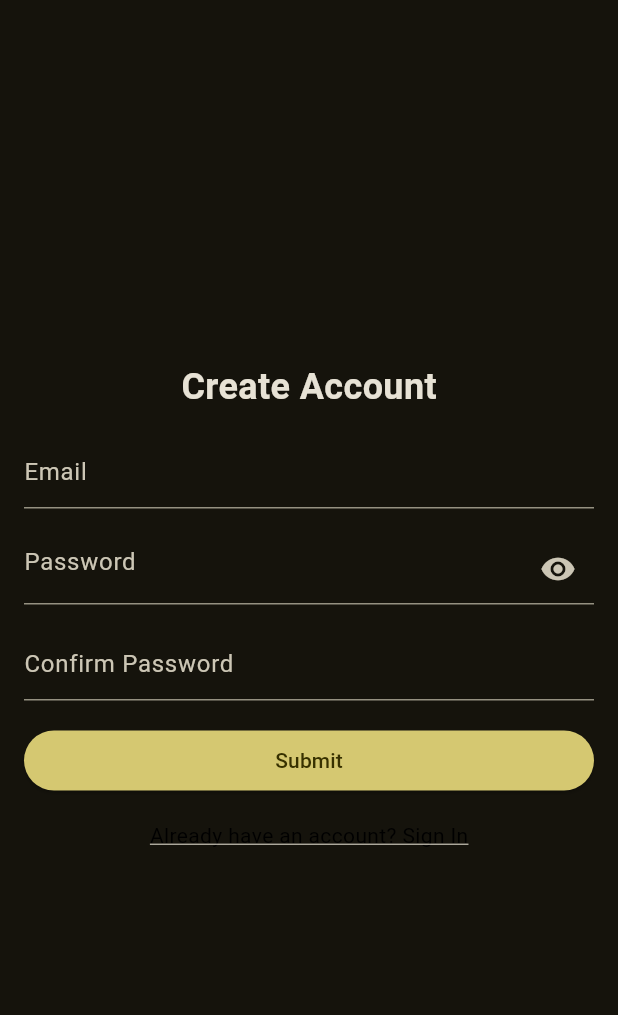
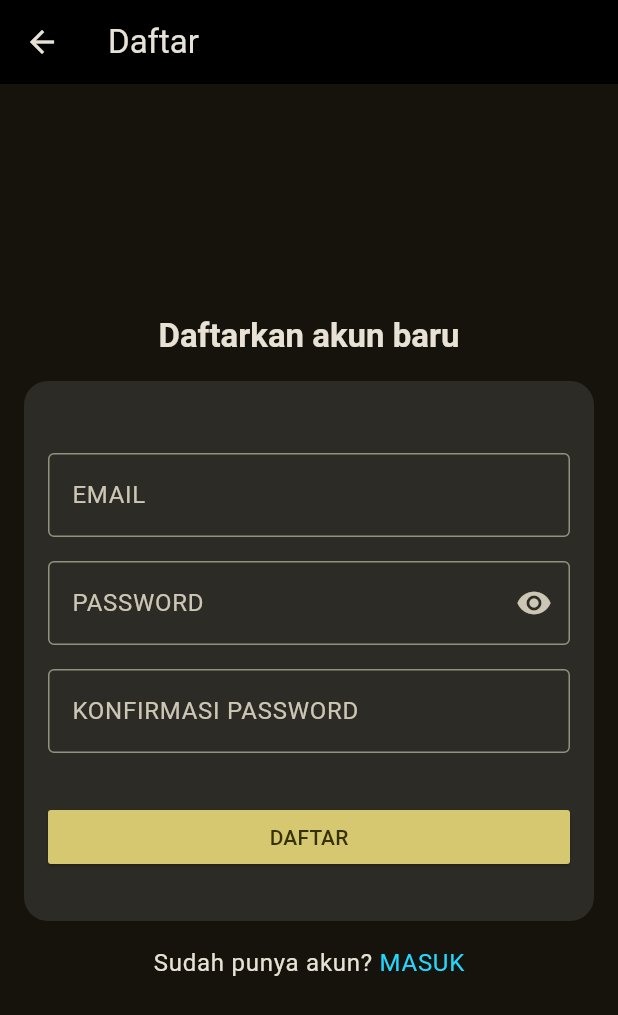
Before and after one commit to Khusyasy/Indrieye, a Flutter app: the RegisterPage screen opened by its route, on a phone screen of 412 x 824 dp. Shown: the top 1015 px of the screen. Run offline on Flutter 3.47's test engine with Material 3 defaults, Android fonts, the phone set to English and light mode, and no system bars; our stand-ins replace camera, firebase_auth, firebase_core; missing offline and left inert: accessibility_tools, flutter_tflite; accounts and stored records are empty.

Commit message:
feat: add ui, splash, landing. fix ui,login, register

```diff
--- a/lib/pages/profile_page.dart
+++ b/lib/pages/profile_page.dart
@@ -34,7 +34,7 @@ class ProfilePage extends StatelessWidget {
               await FirebaseAuth.instance.signOut();
               if (context.mounted) {
                 Navigator.pushNamedAndRemoveUntil(
-                    context, '/login', (route) => false);
+                    context, '/landing', (route) => false);
               }
             },
           ),
--- a/lib/pages/register_page.dart
+++ b/lib/pages/register_page.dart
@@ -1,17 +1,56 @@
 import 'package:firebase_auth/firebase_auth.dart';
 import 'package:flutter/material.dart';
+import 'package:indrieye/theme.dart';
 
-class RegisterPage extends StatefulWidget {
+class RegisterPage extends StatelessWidget {
   const RegisterPage({Key? key}) : super(key: key);
 
   @override
-  State<RegisterPage> createState() => _RegisterPageState();
+  Widget build(BuildContext context) {
+    return Scaffold(
+      appBar: AppBar(
+        title: const Text('Daftar'),
+        backgroundColor: Theme.of(context).colorScheme.background,
+      ),
+      body: SafeArea(
+        child: Padding(
+          padding: const EdgeInsets.all(16.0),
+          child: Center(
+            child: SingleChildScrollView(
+              child: Column(
+                mainAxisAlignment: MainAxisAlignment.center,
+                children: [
+                  Text(
+                    'Daftarkan akun baru',
+                    style: Theme.of(context).textTheme.titleLarge?.copyWith(
+                          fontWeight: FontWeight.bold,
+                        ),
+                  ),
+                  const SizedBox(height: 16),
+                  const FormRegister(),
+                  const TextToMasuk(),
+                ],
+              ),
+            ),
+          ),
+        ),
+      ),
+    );
+  }
 }
 
-class _RegisterPageState extends State<RegisterPage> {
+class FormRegister extends StatefulWidget {
+  const FormRegister({Key? key}) : super(key: key);
+
+  @override
+  State<FormRegister> createState() => _FormRegisterState();
+}
+
+class _FormRegisterState extends State<FormRegister> {
   final _formKey = GlobalKey<FormState>();
   var _obscureText = true;
 
+  // final TextEditingController _namaController = TextEditingController();
   final TextEditingController _emailController = TextEditingController();
   final TextEditingController _passwordController = TextEditingController();
   final TextEditingController _cPasswordController = TextEditingController();
@@ -24,13 +63,15 @@ class _RegisterPageState extends State<RegisterPage> {
           password: _emailController.text,
         );
 
-        if (mounted) Navigator.pushReplacementNamed(context, '/home');
+        if (mounted) {
+          Navigator.pushNamedAndRemoveUntil(context, '/home', (route) => false);
+        }
       } on FirebaseAuthException catch (e) {
         if (e.code == 'weak-password') {
           if (mounted) {
             ScaffoldMessenger.of(context).showSnackBar(
               const SnackBar(
-                content: Text('The password provided is too weak.'),
+                content: Text('Password yang dimasukkan terlalu lemah.'),
               ),
             );
           }
@@ -38,7 +79,7 @@ class _RegisterPageState extends State<RegisterPage> {
           if (mounted) {
             ScaffoldMessenger.of(context).showSnackBar(
               const SnackBar(
-                content: Text('The account already exists for that email.'),
+                content: Text('Email sudah digunakan.'),
               ),
             );
           }
@@ -49,22 +90,37 @@ class _RegisterPageState extends State<RegisterPage> {
 
   @override
   Widget build(BuildContext context) {
-    return Scaffold(
-      body: SafeArea(
+    return Form(
+      key: _formKey,
+      child: Container(
+        decoration: BoxDecoration(
+          color: Colors.white.withOpacity(0.1),
+          borderRadius: BorderRadius.circular(16),
+        ),
         child: Padding(
-          padding: const EdgeInsets.all(16.0),
-          child: Form(
-            key: _formKey,
+          padding: const EdgeInsets.symmetric(
+            horizontal: 16,
+            vertical: 32,
+          ),
           child: Column(
             mainAxisAlignment: MainAxisAlignment.center,
-              children: <Widget>[
-                const Text(
-                  'Create Account',
-                  style: TextStyle(
-                    fontSize: 24,
-                    fontWeight: FontWeight.bold,
-                  ),
-                ),
+            children: [
+              // TextFormField(
+              //   controller: _namaController,
+              //   keyboardType: TextInputType.emailAddress,
+              //   textInputAction: TextInputAction.next,
+              //   validator: (value) {
+              //     if (value == null || value.isEmpty) {
+              //       return 'Masukkan nama';
+              //     }
+              //     return null;
+              //   },
+              //   decoration: const InputDecoration(
+              //     border: OutlineInputBorder(),
+              //     labelText: 'NAMA',
+              //     hintText: 'Masukkan nama-mu',
+              //   ),
+              // ),
               const SizedBox(height: 16),
               TextFormField(
                 controller: _emailController,
@@ -72,19 +128,21 @@ class _RegisterPageState extends State<RegisterPage> {
                 textInputAction: TextInputAction.next,
                 validator: (value) {
                   if (value == null || value.isEmpty) {
-                      return 'Please enter your email';
+                    return 'Masukkan email';
                   }
                   // https://stackoverflow.com/a/50663835/10599311
                   final bool emailValid = RegExp(
                           r"^[a-zA-Z0-9.a-zA-Z0-9.!#$%&'*+-/=?^_`{|}~]+@[a-zA-Z0-9]+\.[a-zA-Z]+")
                       .hasMatch(value);
                   if (!emailValid) {
-                      return 'Please enter a valid email';
+                    return 'Masukkan email yang valid';
                   }
                   return null;
                 },
                 decoration: const InputDecoration(
-                    hintText: 'Email',
+                  border: OutlineInputBorder(),
+                  labelText: 'EMAIL',
+                  hintText: 'Masukkan email-mu',
                 ),
               ),
               const SizedBox(height: 16),
@@ -97,12 +155,14 @@ class _RegisterPageState extends State<RegisterPage> {
                 autocorrect: false,
                 validator: (value) {
                   if (value == null || value.isEmpty) {
-                      return 'Please enter your password';
+                    return 'Masukkan password';
                   }
                   return null;
                 },
                 decoration: InputDecoration(
-                    hintText: 'Password',
+                  border: const OutlineInputBorder(),
+                  labelText: 'PASSWORD',
+                  hintText: 'Masukkan password-mu',
                   suffixIcon: IconButton(
                     onPressed: () {
                       setState(() {
@@ -125,50 +185,68 @@ class _RegisterPageState extends State<RegisterPage> {
                 autocorrect: false,
                 validator: (value) {
                   if (value == null || value.isEmpty) {
-                      return 'Please enter your password again';
+                    return 'Masukkan password kembali';
                   }
                   if (value != _passwordController.text) {
-                      return "Password doesn't match";
+                    return "Password tidak sama";
                   }
                   return null;
                 },
                 decoration: const InputDecoration(
-                    hintText: 'Confirm Password',
+                  border: OutlineInputBorder(),
+                  labelText: 'KONFIRMASI PASSWORD',
+                  hintText: 'Masukkan password-mu',
                 ),
               ),
-                const SizedBox(height: 16),
+              const SizedBox(height: 32),
               SizedBox(
                 width: double.infinity,
                 child: ElevatedButton(
                   onPressed: register,
-                    style: ElevatedButton.styleFrom(
-                      foregroundColor: Theme.of(context).colorScheme.onPrimary,
-                      backgroundColor: Theme.of(context).colorScheme.primary,
-                    ),
-                    child: const Text('Submit'),
+                  style: elevatedButtonStyle(context),
+                  child: const Text('DAFTAR'),
                 ),
               ),
-                Padding(
+            ],
+          ),
+        ),
+      ),
+    );
+  }
+}
+
+class TextToMasuk extends StatelessWidget {
+  const TextToMasuk({
+    super.key,
+  });
+
+  @override
+  Widget build(BuildContext context) {
+    return Padding(
       padding: const EdgeInsets.symmetric(
         vertical: 16.0,
         horizontal: 8.0,
       ),
       child: GestureDetector(
         onTap: () => Navigator.popAndPushNamed(context, "/login"),
-                    child: Text(
-                      "Already have an account? Sign In",
-                      style: TextStyle(
-                        decoration: TextDecoration.underline,
-                        color: Theme.of(context).primaryColorDark,
+        child: Text.rich(
+          textAlign: TextAlign.left,
+          TextSpan(
+            children: [
+              TextSpan(
+                text: 'Sudah punya akun? ',
+                style: Theme.of(context).textTheme.bodyLarge,
               ),
-                    ),
+              TextSpan(
+                text: 'MASUK',
+                style: Theme.of(context).textTheme.bodyLarge?.copyWith(
+                      color: const Color(0xFF24D7FF),
                     ),
               ),
             ],
           ),
         ),
       ),
-      ),
     );
   }
 }
--- /dev/null
+++ b/lib/theme.dart
@@ -0,0 +1,50 @@
+// ignore_for_file: deprecated_member_use
+
+import 'package:flutter/material.dart';
+
+ThemeData themeMain = ThemeData(
+  colorScheme: ColorScheme.fromSeed(
+    seedColor: const Color(0xFFFFE924),
+    brightness: Brightness.dark,
+    background: Colors.black,
+  ),
+  fontFamily: 'Roboto',
+);
+
+ButtonStyle elevatedButtonStyle(BuildContext context) {
+  return ElevatedButton.styleFrom(
+    onPrimary: Theme.of(context).colorScheme.onPrimary,
+    primary: Theme.of(context).colorScheme.primary,
+    minimumSize: const Size(88, 36),
+    padding: const EdgeInsets.symmetric(horizontal: 16),
+    shape: const RoundedRectangleBorder(
+      borderRadius: BorderRadius.all(Radius.circular(2)),
+    ),
+  );
+}
+
+ButtonStyle outlinedButtonStyle(BuildContext context) {
+  return OutlinedButton.styleFrom(
+    primary: Theme.of(context).colorScheme.primary,
+    minimumSize: const Size(88, 36),
+    padding: const EdgeInsets.symmetric(horizontal: 16),
+    shape: const RoundedRectangleBorder(
+      borderRadius: BorderRadius.all(Radius.circular(2)),
+    ),
+  ).copyWith(
+    side: MaterialStateProperty.resolveWith<BorderSide>(
+      (Set<MaterialState> states) {
+        if (states.contains(MaterialState.pressed)) {
+          return const BorderSide(
+            color: Colors.white,
+            width: 1,
+          );
+        }
+        return BorderSide(
+          color: Theme.of(context).colorScheme.primary,
+          width: 1,
+        );
+      },
+    ),
+  );
+}
--- a/pubspec.yaml
+++ b/pubspec.yaml
@@ -13,7 +13,6 @@ dependencies:
   firebase_core: ^2.24.2
   flutter:
     sdk: flutter
-  flutter_signin_button: ^2.0.0
   flutter_tflite: ^1.0.1
 
 dev_dependencies:
@@ -25,3 +24,4 @@ flutter:
   uses-material-design: true
   assets:
     - assets/
+    - assets/images/
```
Also changed, not shown: lib/main.dart (+9 -9 lines), lib/pages/landing_page.dart (added, +95 -0 lines), lib/pages/login_page.dart (+105 -70 lines), lib/views/splash_view.dart (added, +33 -0 lines), assets/images/landing.png (added), assets/images/landing_bg.png (added), pubspec.lock. Lines whose indentation alone changed are shown as unchanged.
